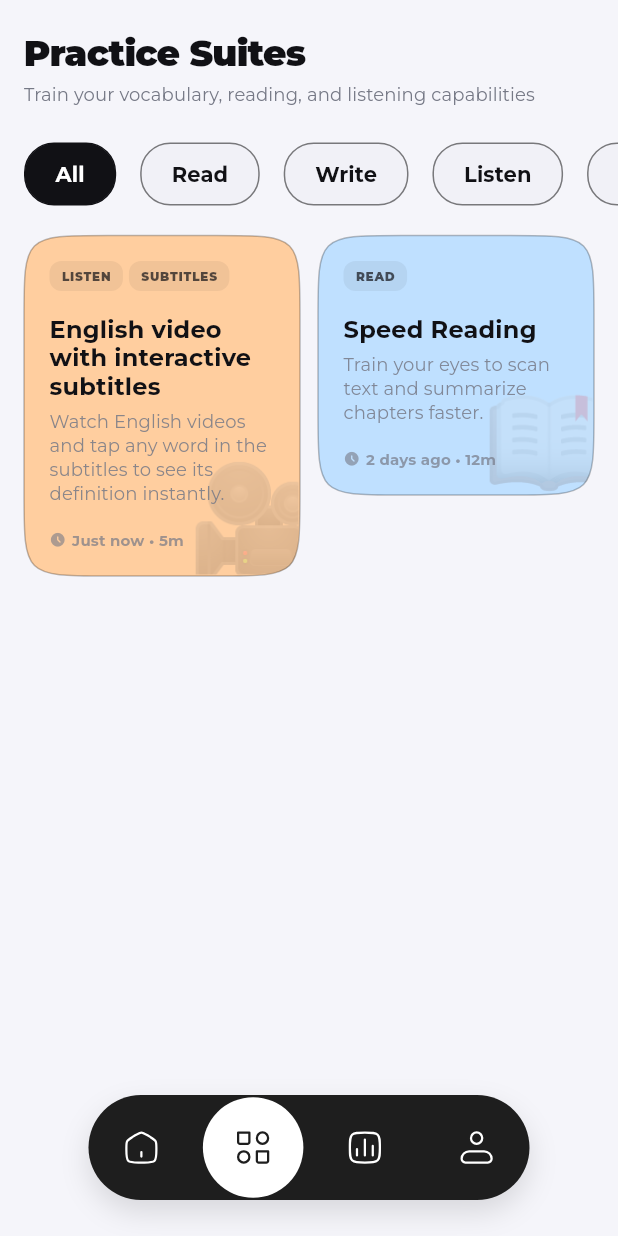
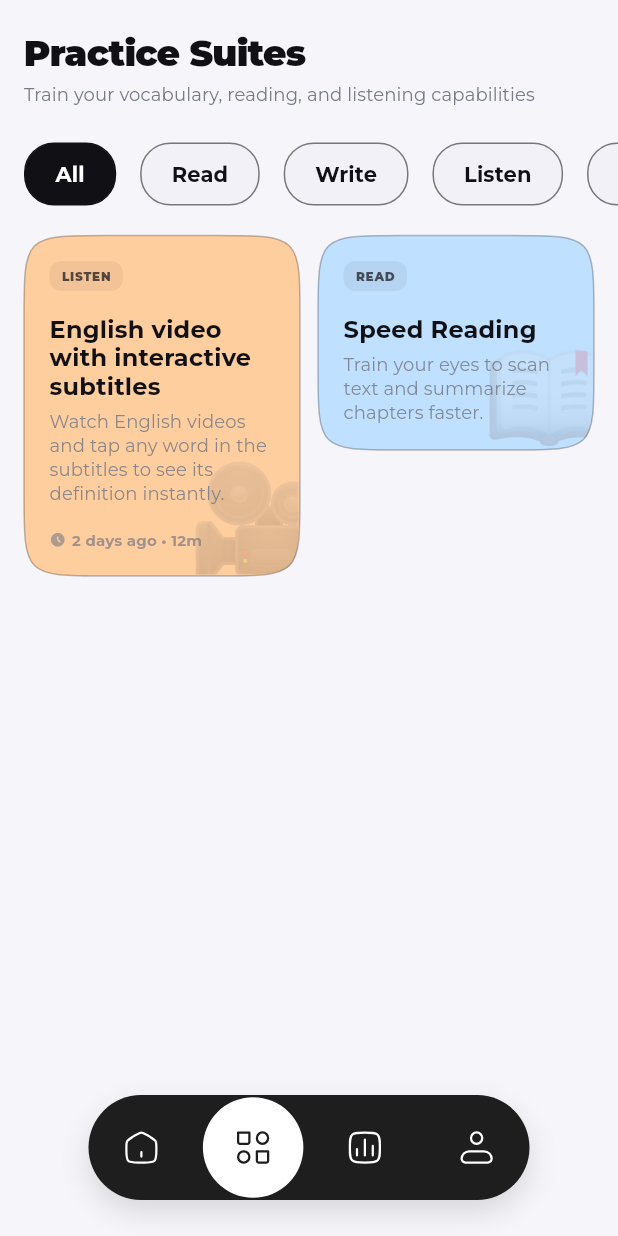
Before and after one commit to karthikayansde/english_geni, a Flutter app: the HomeScreen screen opened by its route, swiped to page 2, on a phone screen of 412 x 824 dp. Run offline on Flutter 3.47's test engine with Material 3 defaults, Android fonts, the phone set to English and light mode, and no system bars; our stand-ins replace app_links, connectivity_plus, fl_chart, flutter_secure_storage, flutter_svg, get and 5 more; accounts and stored records are empty; project files that could hold a hidden picture were left out.

Commit message:
1st commit

```diff
--- /dev/null
+++ b/lib/core/constants/practice_card_data.dart
@@ -0,0 +1,28 @@
+import 'practice_category.dart';
+
+class PracticeCardData {
+  PracticeCardData._();
+
+  // 'lastUsed': '2 days ago',
+  // 'duration': '12m',
+  /// Shared list of practice cards utilized across Home and Practice tabs
+  static const List<Map<String, dynamic>> cards = [
+    {
+      'id': 'interactive_subtitles',
+      'name': 'English video with interactive subtitles',
+      'desc': 'Watch English videos and tap any word in the subtitles to see its definition instantly.',
+      'tags': [PracticeCategory.listen],
+      'emoji': '🎥',
+
+      'lastUsed': '2 days ago',
+      'duration': '12m',
+    },
+    {
+      'id': 'speed_reading',
+      'name': 'Speed Reading',
+      'desc': 'Train your eyes to scan text and summarize chapters faster.',
+      'tags': [PracticeCategory.read],
+      'emoji': '📖',
+    },
+  ];
+}
--- /dev/null
+++ b/lib/core/constants/practice_category.dart
@@ -0,0 +1,39 @@
+enum PracticeCategory {
+  read,
+  write,
+  listen,
+  speak,
+  grammar;
+
+  /// User-facing capitalized name
+  String get displayName {
+    switch (this) {
+      case PracticeCategory.read:
+        return 'Read';
+      case PracticeCategory.write:
+        return 'Write';
+      case PracticeCategory.listen:
+        return 'Listen';
+      case PracticeCategory.speak:
+        return 'Speak';
+      case PracticeCategory.grammar:
+        return 'Grammar';
+    }
+  }
+
+  /// Default emoji representation
+  String get emoji {
+    switch (this) {
+      case PracticeCategory.read:
+        return '📖';
+      case PracticeCategory.write:
+        return '✍️';
+      case PracticeCategory.listen:
+        return '🎥';
+      case PracticeCategory.speak:
+        return '🗣️';
+      case PracticeCategory.grammar:
+        return '📝';
+    }
+  }
+}
--- a/lib/core/routes/app_router.dart
+++ b/lib/core/routes/app_router.dart
@@ -6,6 +6,7 @@ import '../../features/auth/signup_screen.dart';
 import '../../features/auth/forgot_password_screen.dart';
 import '../../features/home/home_screen.dart';
 import '../../features/video_player/video_player_screen.dart';
+import '../../features/speed_reading/speed_reading_screen.dart';
 import '../services/smart_dialogs.dart';
 import '../services/local_storage_service.dart';
 import 'route_names.dart';
@@ -134,6 +135,10 @@ class AppRouter {
         },
       ),
       GoRoute(
+        path: RouteNames.speedReading,
+        builder: (context, state) => const SpeedReadingScreen(),
+      ),
+      GoRoute(
         path: RouteNames.home,
         builder: (context, state) => const HomeScreen(),
       ),
--- a/lib/core/routes/route_names.dart
+++ b/lib/core/routes/route_names.dart
@@ -9,4 +9,5 @@ class RouteNames {
   // Main
   static const String home = '/home';
   static const String videoPlayer = '/video-player';
+  static const String speedReading = '/speed-reading';
 }
--- a/lib/features/home/home_screen.dart
+++ b/lib/features/home/home_screen.dart
@@ -1,6 +1,7 @@
 import 'package:english_geni/core/services/network_controller.dart';
 import 'package:flutter/material.dart';
 import 'package:flutter_svg/flutter_svg.dart';
+import 'package:get/get.dart';
 import '../../core/constants/app_dimensions.dart';
 import '../../core/constants/app_assets.dart';
 import '../../shared/widgets/scaffold_wrapper.dart';
@@ -8,6 +9,8 @@ import 'home_tab.dart';
 import 'practice_tab.dart';
 import 'progress_tab.dart';
 import 'profile_tab.dart';
+import 'profile_controller.dart';
+import 'performance_analytics_controller.dart';
 
 class HomeScreen extends StatefulWidget {
   const HomeScreen({super.key});
@@ -19,25 +22,17 @@ class HomeScreen extends StatefulWidget {
 class _HomeScreenState extends State<HomeScreen> {
   int _currentIndex = 0;
   final PageController _pageController = PageController();
-  double _pageOffset = 0.0;
 
   @override
   void initState() {
     super.initState();
-    _pageController.addListener(_onPageScroll);
-  }
-
-  void _onPageScroll() {
-    if (_pageController.hasClients) {
-      setState(() {
-        _pageOffset = _pageController.page ?? 0.0;
-      });
-    }
+    // Pre-initialize controllers to eliminate initialization lag during swipe transitions
+    Get.put(ProfileController(), permanent: true);
+    Get.put(PerformanceAnalyticsController(), permanent: true);
   }
 
   @override
   void dispose() {
-    _pageController.removeListener(_onPageScroll);
     _pageController.dispose();
     super.dispose();
   }
@@ -114,14 +109,18 @@ class _HomeScreenState extends State<HomeScreen> {
         children: [
           // Background sliding white circle indicator
           Positioned.fill(
-            child: LayoutBuilder(
+            child: AnimatedBuilder(
+              animation: _pageController,
+              builder: (context, child) {
+                final pageOffset = _pageController.hasClients ? (_pageController.page ?? 0.0) : 0.0;
+                return LayoutBuilder(
                   builder: (context, constraints) {
                     final width = constraints.maxWidth;
                     const spacing = AppDimensions.xs;
                     final slotWidth = (width - (3 * spacing)) / 4;
                     const circleWidth = 67.0;
                     final leftPadding = (slotWidth - circleWidth) / 2;
-                final leftPos = leftPadding + (_pageOffset * (slotWidth + spacing));
+                    final leftPos = leftPadding + (pageOffset * (slotWidth + spacing));
 
                     return Stack(
                       alignment: Alignment.center,
@@ -138,6 +137,8 @@ class _HomeScreenState extends State<HomeScreen> {
                           ),
                         ),
                       ],
+                    );
+                  },
                 );
               },
             ),
--- a/lib/features/home/practice_tab.dart
+++ b/lib/features/home/practice_tab.dart
@@ -1,5 +1,7 @@
 import 'package:flutter/material.dart';
 import '../../core/constants/app_dimensions.dart';
+import '../../core/constants/practice_card_data.dart';
+import '../../core/constants/practice_category.dart';
 import '../../core/theme/app_color_schemes.dart';
 import '../../core/theme/app_text_styles.dart';
 import '../../shared/widgets/scaffold_wrapper.dart';
@@ -13,33 +15,10 @@ class PracticeTab extends StatefulWidget {
 }
 
 class _PracticeTabState extends State<PracticeTab> {
-  String _selectedCategory = 'All';
+  PracticeCategory? _selectedCategory; // null represents 'All'
 
-  // Category options
-  final List<String> _categories = ['All', 'Read', 'Write', 'Listen', 'Speak'];
-
-  // Mock list of 25 practice cards with simplified fields
-  final List<Map<String, dynamic>> _cards = [
-    {
-      'name': 'English video with interactive subtitles',
-      'category': 'Listen',
-      'desc': 'Watch English videos and tap any word in the subtitles to see its definition instantly.',
-      'lastUsed': 'Just now',
-      'duration': '5m',
-      'tags': ['Listen', 'Subtitles'],
-      'emoji': '🎥',
-    },
-    // Read Category (6 items)
-    {
-      'name': 'Speed Reading',
-      'category': 'Read',
-      'desc': 'Train your eyes to scan text and summarize chapters faster.',
-      'lastUsed': '2 days ago',
-      'duration': '12m',
-      'tags': ['Read'],
-      'emoji': '📖',
-    },
-  ];
+  // Reference the centralized practice cards
+  final List<Map<String, dynamic>> _cards = PracticeCardData.cards;
 
   @override
   Widget build(BuildContext context) {
@@ -47,10 +26,13 @@ class _PracticeTabState extends State<PracticeTab> {
       builder: (context, theme, textStyle, colors) {
         final styles = AppTextStyles(textStyle, colors);
 
-        // Filter cards by selected category
-        final filteredCards = _selectedCategory == 'All'
+        // Filter cards by matching the selected tag enum inside the tags list
+        final filteredCards = _selectedCategory == null
             ? _cards
-            : _cards.where((c) => c['category'] == _selectedCategory).toList();
+            : _cards.where((c) {
+                final cardTags = c['tags'] as List<PracticeCategory>? ?? [];
+                return cardTags.contains(_selectedCategory);
+              }).toList();
 
         // Distribute cards into two columns dynamically
         final List<Widget> leftWidgets = [];
@@ -98,7 +80,38 @@ class _PracticeTabState extends State<PracticeTab> {
                 vertical: 12,
               ),
               child: Row(
-                children: _categories.map((category) {
+                children: [
+                  // 'All' Filter Chip
+                  GestureDetector(
+                    onTap: () {
+                      setState(() {
+                        _selectedCategory = null;
+                      });
+                    },
+                    child: AnimatedContainer(
+                      duration: const Duration(milliseconds: 200),
+                      margin: const EdgeInsets.symmetric(horizontal: 8),
+                      padding: const EdgeInsets.symmetric(horizontal: 20, vertical: 10),
+                      decoration: BoxDecoration(
+                        color: _selectedCategory == null ? colors.primary : colors.surfaceContainerLow,
+                        borderRadius: BorderRadius.circular(20),
+                        border: Border.all(
+                          color: _selectedCategory == null ? colors.primary : colors.outlineVariant.withOpacity(0.5),
+                          width: 1,
+                        ),
+                      ),
+                      child: Text(
+                        'All',
+                        style: TextStyle(
+                          color: _selectedCategory == null ? colors.onPrimary : colors.onSurface,
+                          fontWeight: FontWeight.bold,
+                          fontSize: 14,
+                        ),
+                      ),
+                    ),
+                  ),
+                  // Category Enum Chips
+                  ...PracticeCategory.values.map((category) {
                     final isSelected = _selectedCategory == category;
                     return GestureDetector(
                       onTap: () {
@@ -119,7 +132,7 @@ class _PracticeTabState extends State<PracticeTab> {
                           ),
                         ),
                         child: Text(
-                        category,
+                          category.displayName,
                           style: TextStyle(
                             color: isSelected ? colors.onPrimary : colors.onSurface,
                             fontWeight: FontWeight.bold,
@@ -128,7 +141,8 @@ class _PracticeTabState extends State<PracticeTab> {
                         ),
                       ),
                     );
-                }).toList(),
+                  }),
+                ],
               ),
             ),
 
--- a/lib/features/home/profile_tab.dart
+++ b/lib/features/home/profile_tab.dart
@@ -25,7 +25,7 @@ class ProfileTab extends StatefulWidget {
 
 class _ProfileTabState extends State<ProfileTab> {
   late FormGroup _form;
-  final controller = Get.put(ProfileController());
+  final controller = Get.find<ProfileController>();
 
   @override
   void initState() {
--- a/lib/features/home/progress_tab.dart
+++ b/lib/features/home/progress_tab.dart
@@ -13,8 +13,8 @@ class ProgressTab extends StatelessWidget {
 
   @override
   Widget build(BuildContext context) {
-    // Inject GetX Controller
-    final controller = Get.put(PerformanceAnalyticsController());
+    // Retrieve the pre-initialized GetX Controller
+    final controller = Get.find<PerformanceAnalyticsController>();
 
     return ScaffoldWrapper(
       builder: (context, theme, textStyle, colors) {
--- a/lib/shared/widgets/practice_card.dart
+++ b/lib/shared/widgets/practice_card.dart
@@ -1,6 +1,8 @@
 import 'package:flutter/material.dart';
+import 'package:go_router/go_router.dart';
 import '../../core/theme/app_color_schemes.dart';
 import '../../core/theme/app_text_styles.dart';
+import '../../core/constants/practice_category.dart';
 
 class PracticeCard extends StatelessWidget {
   final Map<String, dynamic> card;
@@ -33,7 +35,6 @@ class PracticeCard extends StatelessWidget {
     final name = card['name'] as String;
     final desc = card['desc'] as String?;
     final hasDesc = desc != null && desc.isNotEmpty;
-
     final lastUsed = card['lastUsed'] as String?;
     final duration = card['duration'] as String?;
     final hasLastUsed = lastUsed != null && lastUsed.isNotEmpty;
@@ -41,7 +42,16 @@ class PracticeCard extends StatelessWidget {
     final showFooter = hasLastUsed || hasDuration;
     final tags = card['tags'] as List<dynamic>? ?? [];
 
-    return Container(
+    return GestureDetector(
+      onTap: () {
+        final id = card['id'] as String?;
+        if (id == 'interactive_subtitles') {
+          context.push('/video-player?path=mock_assets/video.mp4');
+        } else if (id == 'speed_reading') {
+          context.push('/speed-reading');
+        }
+      },
+      child: Container(
         margin: const EdgeInsets.only(bottom: 12),
         decoration: ShapeDecoration(
           color: cardBgColor,
@@ -95,7 +105,7 @@ class PracticeCard extends StatelessWidget {
                             borderRadius: BorderRadius.circular(8),
                           ),
                           child: Text(
-                          tag.toString().toUpperCase(),
+                            (tag is PracticeCategory ? tag.displayName : tag.toString()).toUpperCase(),
                             style: TextStyle(
                               color: colors.onSurface.withOpacity(0.7),
                               fontSize: 8,
@@ -129,6 +139,7 @@ class PracticeCard extends StatelessWidget {
                         ),
                       ),
                     ],
+                    //--------------------------------------
 
                     if (showFooter) ...[
                       const SizedBox(height: 16),
@@ -154,12 +165,16 @@ class PracticeCard extends StatelessWidget {
                         ],
                       ),
                     ],
+                    //--------------------------------------
+
+
                   ],
                 ),
               ),
             ],
           ),
         ),
+      ),
     );
   }
 }
```
Also changed, not shown: lib/features/home/home_tab.dart (+2 -20 lines), lib/features/speed_reading/speed_reading_screen.dart (added, +38 -0 lines). Lines whose indentation alone changed are shown as unchanged.
